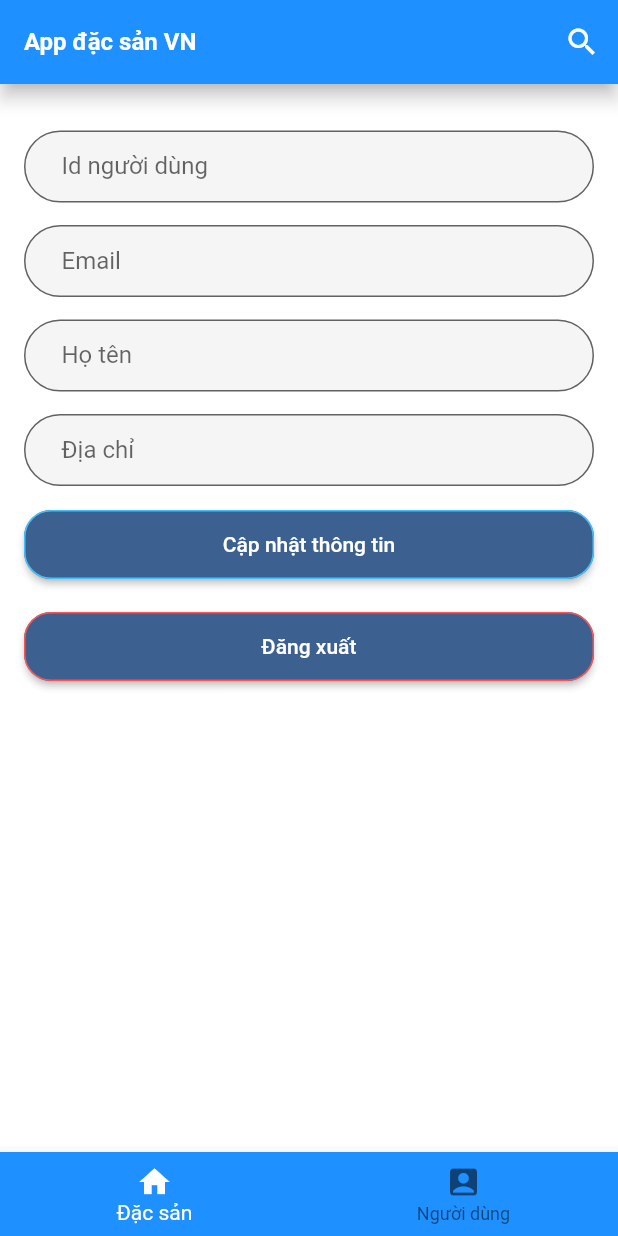
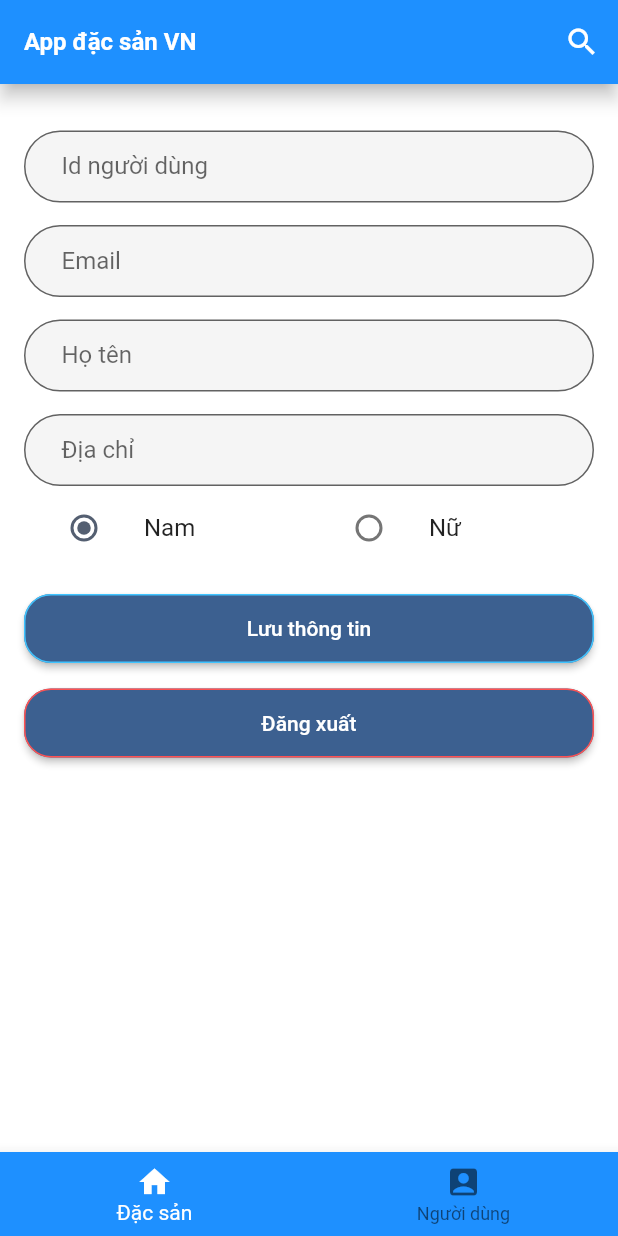
Before and after one commit to Tran-Duc-Nhat-Nam/DoAnChuyenNganh_HUIT_2023_199, a Flutter app: the TrangNguoiDung screen opened by its route, after a tap on "Cập nhật thông tin", on a phone screen of 412 x 824 dp. Run offline on Flutter 3.47's test engine with Material 2 defaults, Android fonts, the phone set to English and light mode, and no system bars; drawn by our look-alikes of easy_search_bar; our stand-ins replace async_builder, cached_network_image, carousel_slider, dropdown_search, firebase_auth, firebase_core and 7 more; missing offline and left inert: flutter_facebook_auth; accounts and stored records are empty; network calls fail; statements that could not run were skipped; project files that could hold a hidden picture were left out.

Commit message:
Cập nhật thư viên API cho phù hợp với cấu trúc dữ liệu người dùng mới, thêm chức năng chỉnh sửa thông tin người dùng

```diff
--- a/lib/Model/nguoi_dung.dart
+++ b/lib/Model/nguoi_dung.dart
@@ -1,24 +1,24 @@
 class NguoiDung {
+  String uid;
   String email;
   String hoTen;
   String gioiTinh;
-  String? sdt;
   String? diaChi;
 
   NguoiDung({
+    required this.uid,
     required this.email,
     required this.hoTen,
     required this.gioiTinh,
-    this.sdt,
     this.diaChi,
   });
 
   factory NguoiDung.fromJson(Map<String, dynamic> json) {
     return NguoiDung(
+      uid: json['uid'],
       email: json['email'],
       gioiTinh: json['gioitinh'],
       hoTen: json['hoten'],
-      sdt: json['sdt'],
       diaChi: json['diachi'],
     );
   }
--- a/lib/Page/trang_nguoi_dung.dart
+++ b/lib/Page/trang_nguoi_dung.dart
@@ -1,4 +1,5 @@
 import 'package:app_dac_san/Model/nguoi_dung.dart';
+import 'package:app_dac_san/Service/thu_vien_api.dart';
 import 'package:firebase_auth/firebase_auth.dart';
 import 'package:flutter/material.dart';
 import 'package:flutter_facebook_auth/flutter_facebook_auth.dart';
@@ -25,6 +26,8 @@ class TrangNguoiDung extends StatefulWidget {
 
 class _TrangNguoiDungState extends State<TrangNguoiDung> {
   bool isReadOnly = true;
+  String updateText = "Cập nhật thông tin";
+  bool isNam = true;
 
   @override
   void initState() {
@@ -32,6 +35,7 @@ class _TrangNguoiDungState extends State<TrangNguoiDung> {
     widget.emailController.text = nguoiDung.email;
     widget.hoTenController.text = nguoiDung.hoTen;
     widget.diaChiController.text = nguoiDung.diaChi!;
+    isNam = nguoiDung.gioiTinh == "Nam";
     super.initState();
   }
 
@@ -70,6 +74,41 @@ class _TrangNguoiDungState extends State<TrangNguoiDung> {
                     text: "Địa chỉ",
                     isReadOnly: isReadOnly,
                   ),
+                  Row(
+                    mainAxisSize: MainAxisSize.min,
+                    children: [
+                      Flexible(
+                        child: ListTile(
+                          enabled: !isReadOnly,
+                          title: const Text("Nam"),
+                          leading: Radio(
+                            value: true,
+                            groupValue: isNam,
+                            onChanged: (bool? value) {
+                              setState(() {
+                                isNam = value!;
+                              });
+                            },
+                          ),
+                        ),
+                      ),
+                      Flexible(
+                        child: ListTile(
+                          enabled: !isReadOnly,
+                          title: const Text("Nữ"),
+                          leading: Radio(
+                            value: false,
+                            groupValue: isNam,
+                            onChanged: (bool? value) {
+                              setState(() {
+                                isNam = value!;
+                              });
+                            },
+                          ),
+                        ),
+                      ),
+                    ],
+                  ),
                   Padding(
                     padding: const EdgeInsets.symmetric(vertical: 15),
                     child: ElevatedButton(
@@ -84,23 +123,33 @@ class _TrangNguoiDungState extends State<TrangNguoiDung> {
                       ),
                       onPressed: () {
                         setState(() {
+                          if (isReadOnly) {
                             isReadOnly = false;
+                            updateText = "Lưu thông tin";
+                          } else {
+                            isReadOnly = true;
+                            updateUser(
+                              widget.uidController.text,
+                              widget.emailController.text,
+                              widget.hoTenController.text,
+                              isNam,
+                              widget.diaChiController.text,
+                            );
+                            updateText = "Cập nhật thông tin";
+                          }
                         });
                       },
-                      child: const Text("Cập nhật thông tin"),
+                      child: Text(updateText),
                     ),
                   ),
-                  Padding(
-                    padding: const EdgeInsets.symmetric(vertical: 5),
-                    child: ElevatedButton(
+                  ElevatedButton(
                     style: OutlinedButton.styleFrom(
                       minimumSize: const Size.fromHeight(35),
                       padding: const EdgeInsets.all(15),
                       shape: RoundedRectangleBorder(
                         borderRadius: BorderRadius.circular(18.0),
                       ),
-                        side:
-                            const BorderSide(width: 1, color: Colors.redAccent),
+                      side: const BorderSide(width: 1, color: Colors.redAccent),
                     ),
                     onPressed: () async {
                       await FirebaseAuth.instance
@@ -119,7 +168,6 @@ class _TrangNguoiDungState extends State<TrangNguoiDung> {
                       });
                     },
                     child: const Text("Đăng xuất"),
-                    ),
                   ),
                 ],
               ),
--- a/lib/Screen/man_hinh_chinh.dart
+++ b/lib/Screen/man_hinh_chinh.dart
@@ -31,7 +31,7 @@ class _ManHinhChinhState extends State<ManHinhChinh> {
         await getHinhAnh();
         await getVungMien();
         await getDacSan();
-        nguoiDung = (await getUser(FirebaseAuth.instance.currentUser!.email!))!;
+        nguoiDung = (await getUser(FirebaseAuth.instance.currentUser!.uid))!;
         return "";
       },
     );
--- a/lib/Screen/man_hinh_dang_nhap.dart
+++ b/lib/Screen/man_hinh_dang_nhap.dart
@@ -284,7 +284,7 @@ class _ManHinhDangNhapState extends State<ManHinhDangNhap> {
       }
 
       for (var nd in dsNguoiDung) {
-        if (nd.email == user.email) {
+        if (nd.uid == user.uid) {
           context.go("/");
           return;
         }
@@ -294,6 +294,7 @@ class _ManHinhDangNhapState extends State<ManHinhDangNhap> {
           context,
           MaterialPageRoute(
             builder: (context) => ManHinhDangKy(
+              uid: user.uid,
               email: user.email,
             ),
           ));
```
Also changed, not shown: lib/Screen/man_hinh_dang_ky.dart (+16 -8 lines), lib/Service/thu_vien_api.dart (+18 -3 lines). Lines whose indentation alone changed are shown as unchanged.
